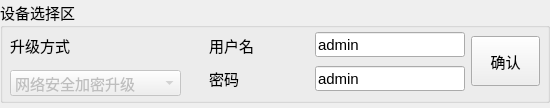
Before: the Qt Designer form NetUpgradeTool/devselectwid.ui in ChinaClever/NetUpgradeTool, drawn with Qt 5.
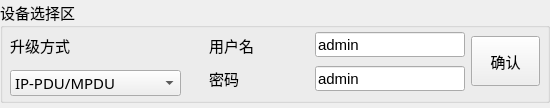
After: the same form once the commit is applied.

Commit message: 网络安全

Diff of the .ui file:
```diff
--- a/NetUpgradeTool/devselectwid.ui
+++ b/NetUpgradeTool/devselectwid.ui
@@ -42,7 +42,7 @@
      </property>
      <widget class="QComboBox" name="ChooseTypeBox">
       <property name="enabled">
-       <bool>false</bool>
+       <bool>true</bool>
       </property>
       <property name="geometry">
        <rect>
@@ -53,7 +53,7 @@
        </rect>
       </property>
       <property name="currentIndex">
-       <number>2</number>
+       <number>0</number>
       </property>
       <item>
        <property name="text">
@@ -62,12 +62,7 @@
       </item>
       <item>
        <property name="text">
-        <string>ZPDU/RPDU</string>
-       </property>
-      </item>
-      <item>
-       <property name="text">
-        <string>网络安全加密升级</string>
+        <string>UPGRADE SAFELY</string>
        </property>
       </item>
      </widget>
```
The commit also changes 16 other files.
